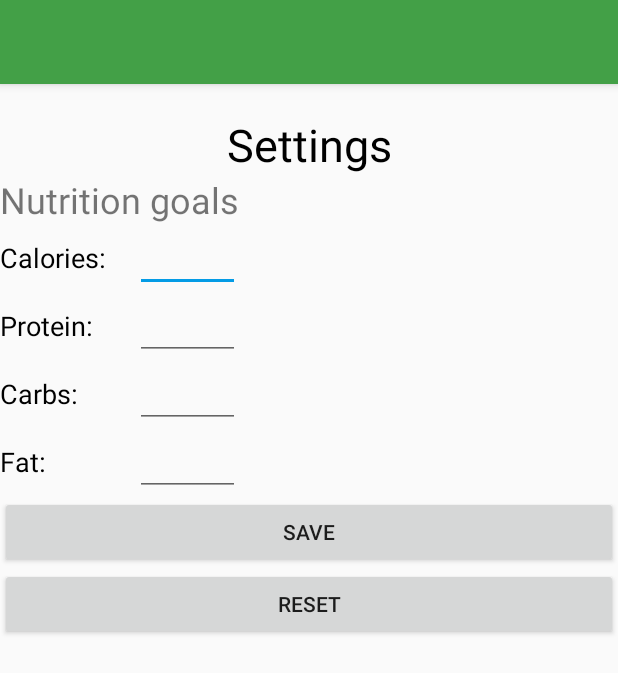
After one commit to sidward35/FoodLog, an Android app: the layout app_settings.xml on its own in the app's theme, with its tools: preview values and no code run, on a phone screen of 412 x 824 dp. The commit adds this screen. Shown: the top 673 px of the screen. Run offline under Robolectric (Android 15) with nearby library versions, the phone set to English and light mode, and no system bars.

Commit message:
Add settings page to modify nutrition goals

```diff
--- /dev/null
+++ b/app/src/main/res/layout/app_settings.xml
@@ -0,0 +1,135 @@
+<?xml version="1.0" encoding="utf-8"?>
+<LinearLayout xmlns:android="http://schemas.android.com/apk/res/android"
+    xmlns:app="http://schemas.android.com/apk/res-auto"
+    android:orientation="vertical"
+    android:layout_width="match_parent"
+    android:layout_height="match_parent">
+
+    <com.google.android.material.appbar.AppBarLayout
+        android:layout_width="match_parent"
+        android:layout_height="wrap_content"
+        android:theme="@style/AppTheme.AppBarOverlay">
+
+        <androidx.appcompat.widget.Toolbar
+            android:id="@+id/toolbar3"
+            android:layout_width="match_parent"
+            android:layout_height="?attr/actionBarSize"
+            android:background="?attr/colorPrimary"
+            app:popupTheme="@style/AppTheme.PopupOverlay" />
+
+    </com.google.android.material.appbar.AppBarLayout>
+
+    <TextView
+        android:id="@+id/settings_title"
+        android:layout_width="match_parent"
+        android:layout_height="wrap_content"
+        android:layout_marginTop="20sp"
+        android:text="Settings"
+        android:textAlignment="center"
+        android:textColor="#000000"
+        android:textSize="30sp" />
+
+    <TextView
+        android:id="@+id/settings_title2"
+        android:layout_width="match_parent"
+        android:layout_height="wrap_content"
+        android:text="Nutrition goals"
+        android:textSize="24sp" />
+
+    <LinearLayout
+        android:layout_width="match_parent"
+        android:layout_height="wrap_content"
+        android:orientation="horizontal">
+
+        <TextView
+            android:id="@+id/textViewCalsSetting"
+            android:layout_width="90dp"
+            android:layout_height="wrap_content"
+            android:text="Calories:"
+            android:textColor="#000000"
+            android:textSize="18sp" />
+
+        <EditText
+            android:id="@+id/editTextCalsSetting"
+            android:layout_width="70dp"
+            android:layout_height="wrap_content"
+            android:inputType="textPersonName" />
+
+    </LinearLayout>
+
+    <LinearLayout
+        android:layout_width="match_parent"
+        android:layout_height="wrap_content"
+        android:orientation="horizontal">
+
+        <TextView
+            android:id="@+id/textViewProtSetting"
+            android:layout_width="90dp"
+            android:layout_height="wrap_content"
+            android:text="Protein:"
+            android:textColor="#000000"
+            android:textSize="18sp" />
+
+        <EditText
+            android:id="@+id/editTextProtSetting"
+            android:layout_width="70dp"
+            android:layout_height="wrap_content"
+            android:inputType="textPersonName" />
+
+    </LinearLayout>
+
+    <LinearLayout
+        android:layout_width="match_parent"
+        android:layout_height="wrap_content"
+        android:orientation="horizontal">
+
+        <TextView
+            android:id="@+id/textViewCarbsSetting"
+            android:layout_width="90dp"
+            android:layout_height="wrap_content"
+            android:text="Carbs:"
+            android:textColor="#000000"
+            android:textSize="18sp" />
+
+        <EditText
+            android:id="@+id/editTextCarbsSetting"
+            android:layout_width="70dp"
+            android:layout_height="wrap_content"
+            android:inputType="textPersonName" />
+
+    </LinearLayout>
+
+    <LinearLayout
+        android:layout_width="match_parent"
+        android:layout_height="wrap_content"
+        android:orientation="horizontal">
+
+        <TextView
+            android:id="@+id/textViewFatSetting"
+            android:layout_width="90dp"
+            android:layout_height="wrap_content"
+            android:text="Fat:"
+            android:textColor="#000000"
+            android:textSize="18sp" />
+
+        <EditText
+            android:id="@+id/editTextFatSetting"
+            android:layout_width="70dp"
+            android:layout_height="wrap_content"
+            android:inputType="textPersonName" />
+
+    </LinearLayout>
+
+    <Button
+        android:id="@+id/button3"
+        android:layout_width="match_parent"
+        android:layout_height="wrap_content"
+        android:text="Save" />
+
+    <Button
+        android:id="@+id/button4"
+        android:layout_width="match_parent"
+        android:layout_height="wrap_content"
+        android:text="Reset" />
+
+</LinearLayout>
```
Also changed, not shown: app/src/main/java/cf/sidward35/foodlog/MainActivity.java (+112 -2 lines), app/src/main/res/drawable-v24/ic_launcher_foreground.xml (deleted, +0 -34 lines), app/src/main/res/drawable/ic_launcher_background.xml (deleted, +0 -170 lines).
